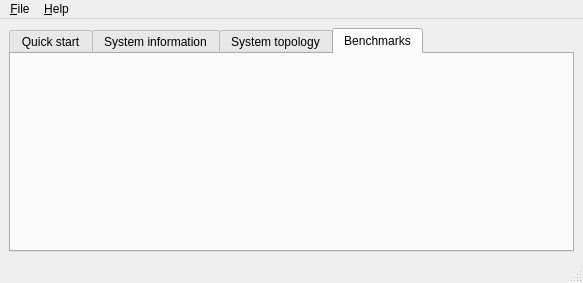
Above: apps/Qt/MainWindow.ui from klapeto/elpida before the change. Below: the same form after it.
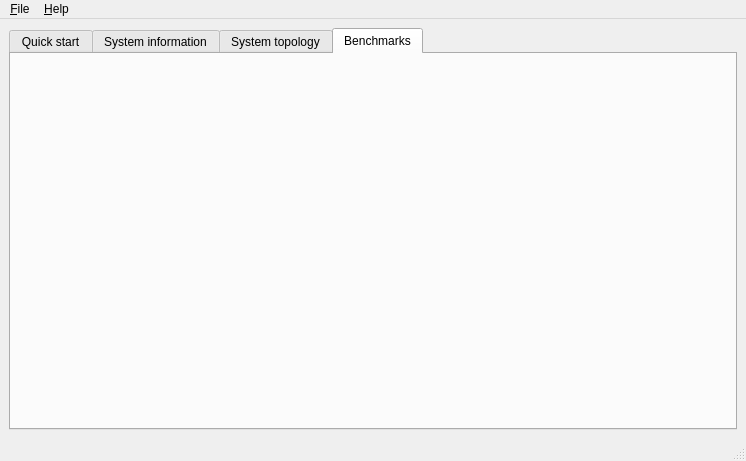
That is the form after the change. The open tabs and pages were chosen to show the change.

Commit message: Benchmarks models

Patch:
```diff
--- a/apps/Qt/MainWindow.ui
+++ b/apps/Qt/MainWindow.ui
@@ -6,8 +6,8 @@
    <rect>
     <x>0</x>
     <y>0</y>
-    <width>583</width>
-    <height>283</height>
+    <width>746</width>
+    <height>461</height>
    </rect>
   </property>
   <property name="windowTitle">
@@ -109,6 +109,13 @@
        <attribute name="title">
         <string>Benchmarks</string>
        </attribute>
+       <layout class="QHBoxLayout" name="horizontalLayout_4">
+        <item>
+         <widget class="QWidget" name="wBenchmarks" native="true">
+          <layout class="QGridLayout" name="gridLayout_2"/>
+         </widget>
+        </item>
+       </layout>
       </widget>
      </widget>
     </item>
@@ -119,8 +126,8 @@
     <rect>
      <x>0</x>
      <y>0</y>
-     <width>583</width>
-     <height>22</height>
+     <width>746</width>
+     <height>19</height>
     </rect>
    </property>
    <widget class="QMenu" name="menuFile">
```
Left out of the diff: 2 changed lines with no effect on the pictures. The commit also changes 16 other files.
